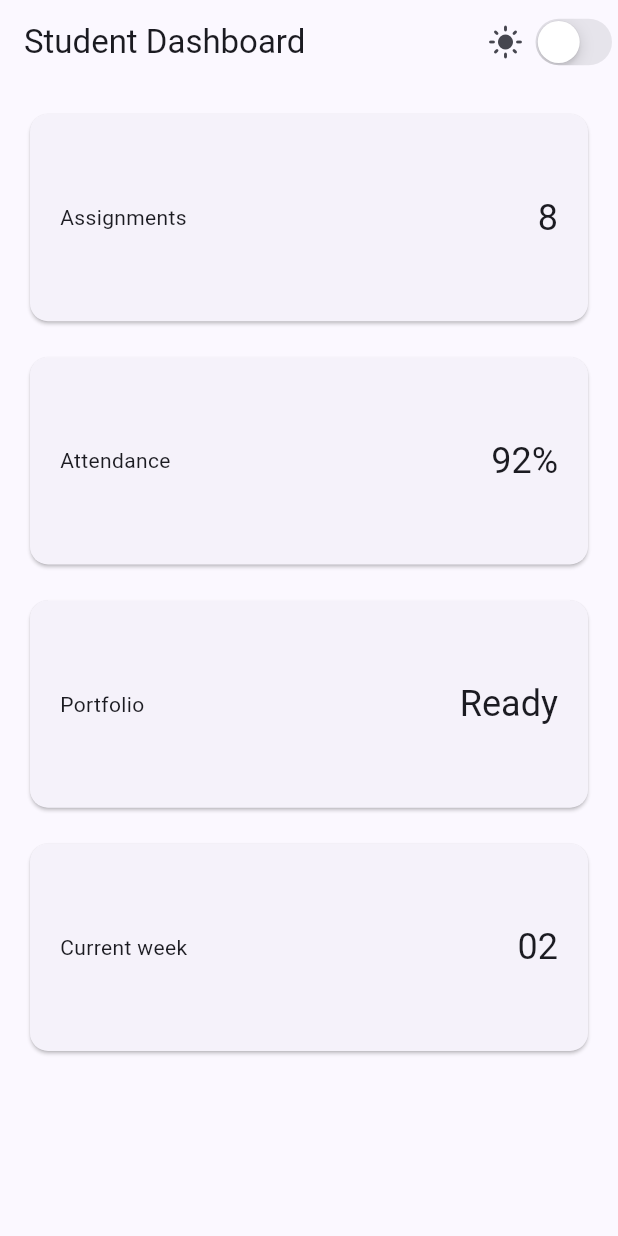
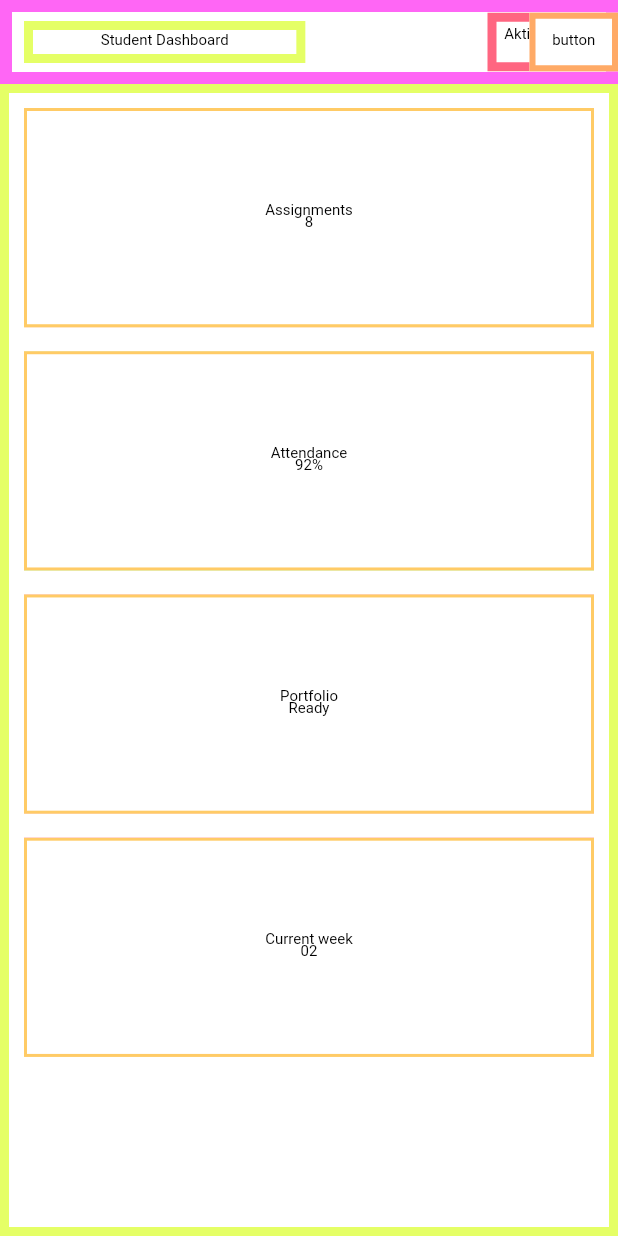
Before and after one commit to RobbyCatur/244107020048-mobile-course, a Flutter app: the screen it shows after launch, on a phone screen of 412 x 824 dp. Run offline on Flutter 3.47's test engine with Material 3 defaults, Android fonts, the phone set to English and light mode, and no system bars.

Commit message:
feat: document responsive layout experiments and semantics

```diff
--- a/02-week-2-declarative-ui-responsive-design/responsive_dashboard/lib/main.dart
+++ b/02-week-2-declarative-ui-responsive-design/responsive_dashboard/lib/main.dart
@@ -16,7 +16,7 @@ class _DashboardAppState extends State<DashboardApp> {
   @override
   Widget build(BuildContext context) {
     return MaterialApp(
-      debugShowCheckedModeBanner: false,
+      showSemanticsDebugger: true,
       theme: ThemeData(useMaterial3: true, colorSchemeSeed: Colors.indigo),
       darkTheme: ThemeData(useMaterial3: true, brightness: Brightness.dark, colorSchemeSeed: Colors.indigo),
       themeMode: isDark ? ThemeMode.dark : ThemeMode.light,
@@ -43,7 +43,10 @@ class DashboardPage extends StatelessWidget {
       appBar: AppBar(
         title: const Text('Student Dashboard'),
         actions: [
-          Row(
+          Semantics(
+            label: 'Aktifkan mode gelap',
+            toggled: isDark,
+            child: Row(
               children: [
                 Icon(isDark ? Icons.dark_mode : Icons.light_mode),
                 const SizedBox(width: 4),
@@ -51,7 +54,9 @@ class DashboardPage extends StatelessWidget {
                   value: isDark,
                   onChanged: onDarkChanged,
                 ),
-            ],)
+              ],
+            ),
+          )
         ],
         ),
       body: LayoutBuilder(
@@ -83,7 +88,9 @@ class DashboardCard extends StatelessWidget {
 
   @override
   Widget build(BuildContext context) {
-    return Card(
+    return Semantics(
+      label: '$title: $value',
+      child: Card(
         child: Padding(
           padding: const EdgeInsets.all(20),
           child: Row(children: [
@@ -91,6 +98,7 @@ class DashboardCard extends StatelessWidget {
             Text(value, style: Theme.of(context).textTheme.headlineSmall),
           ]),
         ),
+      ),
     );
   }
 }
```
Also changed, not shown: 9 other files. Lines whose indentation alone changed are shown as unchanged.
